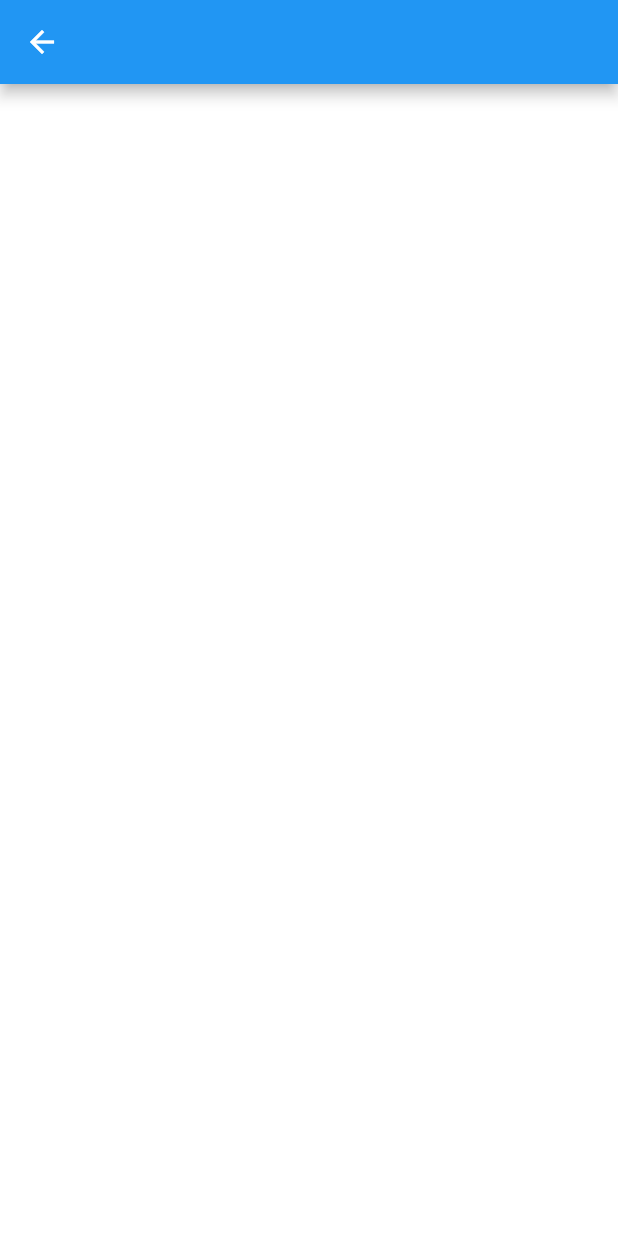
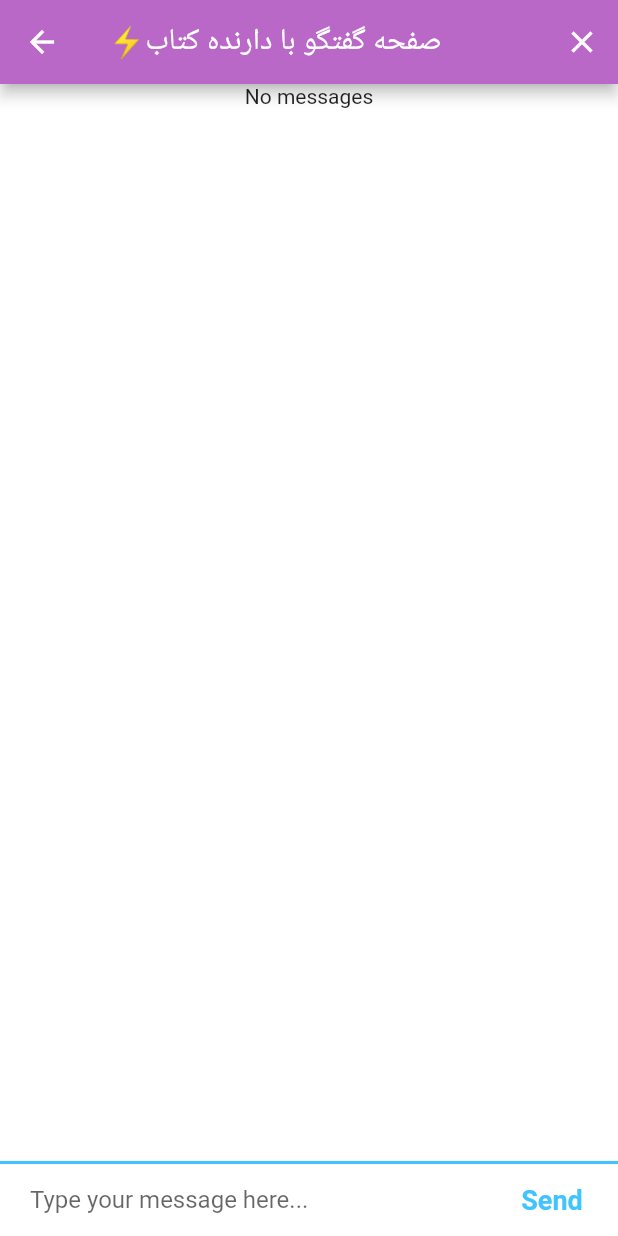
Before and after one commit to sinaziaee/uni_front, a Flutter app: the ChatScreen screen opened directly, on a phone screen of 412 x 824 dp. Run offline on Flutter 3.47's test engine with Material 2 defaults, Android fonts, the phone set to English and light mode, and no system bars; our stand-ins replace flutter_svg, font_awesome_flutter, modal_progress_hud; key blocks and very long unbroken strings in the code were emptied for the run.

Commit message:
chat_screen_design

```diff
--- a/lib/main.dart
+++ b/lib/main.dart
@@ -1,5 +1,6 @@
 import 'package:flutter/material.dart';
 import 'package:my_university/screens/books_screen.dart';
+import 'package:my_university/screens/chat_screen.dart';
 import 'package:my_university/screens/email_verfication_screen.dart';
 import 'package:my_university/screens/home_screen.dart';
 import 'package:my_university/screens/login_screen.dart';
@@ -24,8 +25,9 @@ class MyApp extends StatelessWidget {
         accentColor: kPrimaryColor,
         scaffoldBackgroundColor: Colors.white,
       ),
-      initialRoute: HomeScreen.id,
+      initialRoute: ChatScreen.id,
       routes: {
+        ChatScreen.id : (context) => ChatScreen(),
         RegisterationScreen.id: (context) => RegisterationScreen(),
         LoginScreen.id: (context) => LoginScreen(),
         WelcomeScreen.id: (context) => WelcomeScreen(),
--- a/lib/screens/chat_screen.dart
+++ b/lib/screens/chat_screen.dart
@@ -1,30 +1,162 @@
 import 'package:flutter/material.dart';
 
 class ChatScreen extends StatefulWidget {
+  static String id = 'chat_screen';
+
   @override
   _ChatScreenState createState() => _ChatScreenState();
 }
 
 class _ChatScreenState extends State<ChatScreen> {
+  final messageTextController = TextEditingController();
+
+  String messageText;
+
+
+
+
   @override
   Widget build(BuildContext context) {
     return Scaffold(
-      appBar: AppBar(),
-      body: Column(
-        children: [
-          StreamBuilder(builder: (context , snap){
-            if(snap.hasData){
+      appBar: AppBar(
+        leading: null,
+        actions: <Widget>[
+          IconButton(
+              icon: Icon(Icons.close),
+              onPressed: () {
+                //_auth.signOut();
+                Navigator.pop(context);
+              }),
+        ],
+        title: Text('⚡️صفحه گفتگو با دارنده کتاب ️️ ️' ,
+          style: TextStyle(
+            fontStyle: FontStyle.values.first
+          )
+        ),
+        backgroundColor: Colors.purple.shade300,
+      ),
+
+      body: SafeArea(
+        child: Column(
+          mainAxisAlignment: MainAxisAlignment.spaceBetween,
+          crossAxisAlignment: CrossAxisAlignment.stretch,
+          children: <Widget>[
+            StreamBuilder(builder: (context, snap) {
+              if (snap.hasData) {
+                return Center(
+                  child: Text(
+                      "no messages"
+                  ),
+                );
+              }
+
+              else {
                 return Center(
                   child: Text(
                       "No messages"
                   ),
                 );
               }
+            }
 
-            else {
+            ) ,
+            Container(
+              decoration:BoxDecoration(
+                border: Border(
+                  top: BorderSide(color: Colors.lightBlueAccent, width: 2.0),
+                ),
+              ),
+              child: Row(
+                crossAxisAlignment: CrossAxisAlignment.center,
+                children: <Widget>[
+                  Expanded(
+                  child: TextField(
+                    controller: messageTextController,
+                  onChanged: (value) {
+                  messageText = value;
+                },
+                decoration: InputDecoration(
+                  contentPadding: EdgeInsets.symmetric(vertical: 10.0, horizontal: 20.0),
+                  hintText: 'Type your message here...',
+                  border: InputBorder.none,
+                ),
+              ),
+            ),
 
+
+                FlatButton(
+                  onPressed: () {
+                    messageTextController.clear();
+                  },
+                  child: Text(
+                    'Send',
+                    style: TextStyle(
+                      color: Colors.lightBlueAccent,
+                      fontWeight: FontWeight.bold,
+                      fontSize: 18.0,
+                    ),
+                  ),
+                ),
+
+      ]
+            )
+            ),
+          ],
+        ),
+      ),
+
+    );
   }
-          })
+}
+
+
+
+class MessageBubble extends StatelessWidget {
+  MessageBubble({this.sender, this.text, this.isMe});
+
+  final String sender;
+  final String text;
+  final bool isMe;
+
+  @override
+  Widget build(BuildContext context) {
+    return Padding(
+      padding: EdgeInsets.all(10.0),
+      child: Column(
+        crossAxisAlignment:
+        isMe ? CrossAxisAlignment.end : CrossAxisAlignment.start,
+        children: <Widget>[
+          Text(
+            sender,
+            style: TextStyle(
+              fontSize: 12.0,
+              color: Colors.black54,
+            ),
+          ),
+          Material(
+            borderRadius: isMe
+                ? BorderRadius.only(
+                topLeft: Radius.circular(30.0),
+                bottomLeft: Radius.circular(30.0),
+                bottomRight: Radius.circular(30.0))
+                : BorderRadius.only(
+              bottomLeft: Radius.circular(30.0),
+              bottomRight: Radius.circular(30.0),
+              topRight: Radius.circular(30.0),
+            ),
+            elevation: 5.0,
+            color: isMe ? Colors.lightBlueAccent : Colors.white,
+            child: Padding(
+              padding: EdgeInsets.symmetric(vertical: 10.0, horizontal: 20.0),
+              child: Text(
+                text,
+                style: TextStyle(
+                  color: isMe ? Colors.white : Colors.black54,
+                  fontSize: 15.0,
+                ),
+              ),
+            ),
+          ),
         ],
       ),
     );
```
Also changed, not shown: 3 other files. Lines whose indentation alone changed are shown as unchanged.
